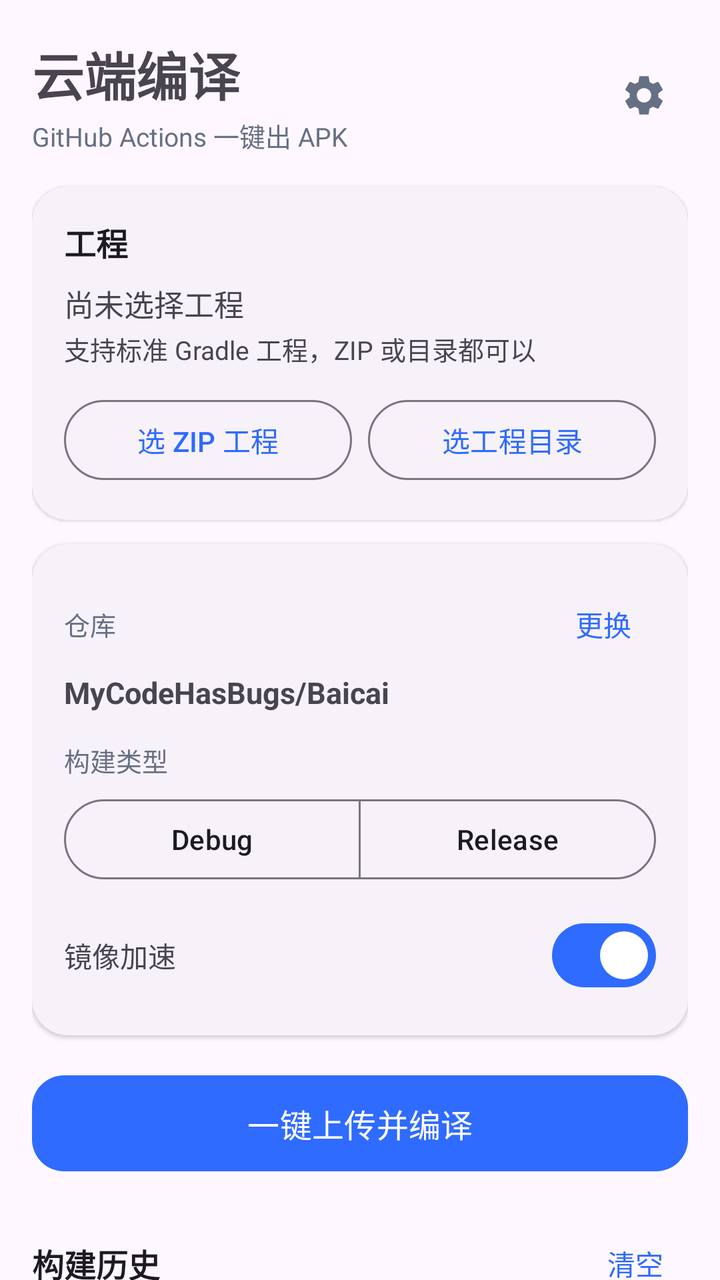
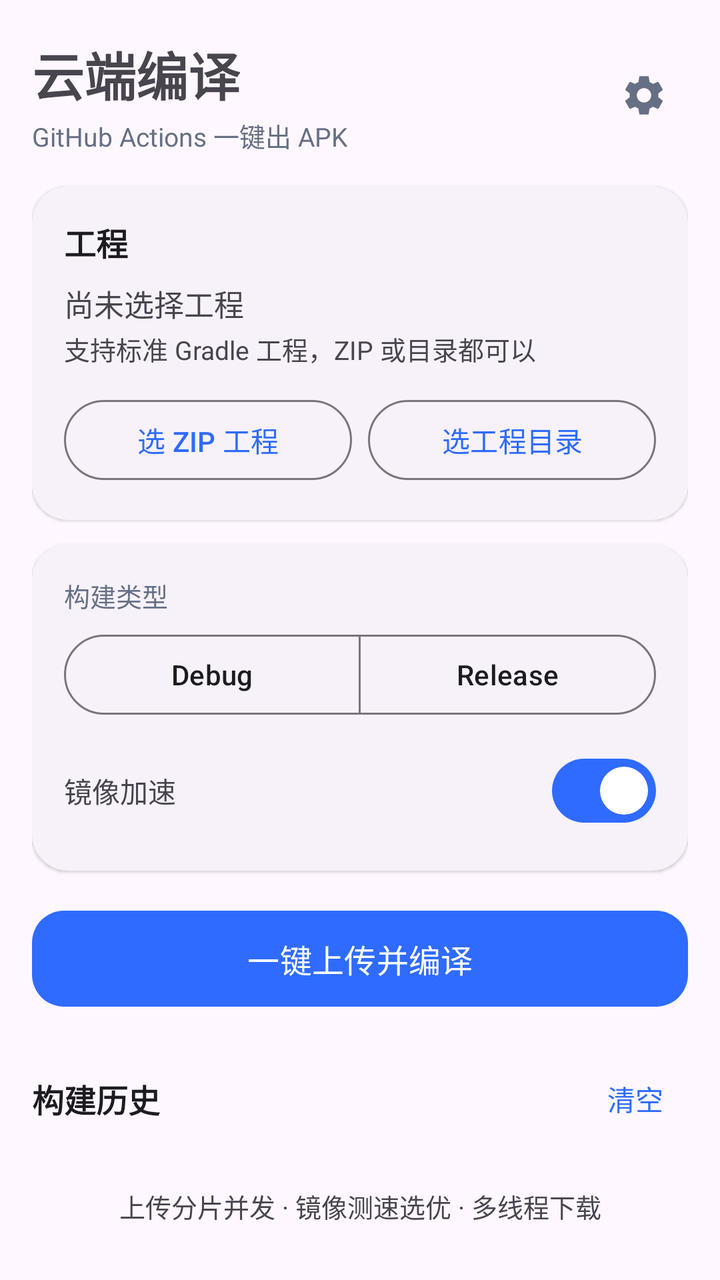

Screens rendered from an Android XML layout before and after an edit, with the pre-edit source and the edit as a unified diff.
<!-- AndroidManifest.xml: application theme Theme.CloudBuild -->
<!-- res/layout/activity_main.xml -->
<?xml version="1.0" encoding="utf-8"?>
<androidx.core.widget.NestedScrollView xmlns:android="http://schemas.android.com/apk/res/android"
    xmlns:app="http://schemas.android.com/apk/res-auto"
    android:layout_width="match_parent"
    android:layout_height="match_parent"
    android:fillViewport="true"
    android:scrollbars="none">

    <LinearLayout
        android:layout_width="match_parent"
        android:layout_height="wrap_content"
        android:orientation="vertical"
        android:paddingStart="16dp"
        android:paddingEnd="16dp"
        android:paddingTop="18dp"
        android:paddingBottom="28dp">

        <LinearLayout
            android:layout_width="match_parent"
            android:layout_height="wrap_content"
            android:gravity="center_vertical"
            android:orientation="horizontal">

            <LinearLayout
                android:layout_width="0dp"
                android:layout_height="wrap_content"
                android:layout_weight="1"
                android:orientation="vertical">

                <TextView
                    android:layout_width="wrap_content"
                    android:layout_height="wrap_content"
                    android:text="@string/app_name"
                    android:textSize="26sp"
                    android:textStyle="bold" />

                <TextView
                    android:layout_width="wrap_content"
                    android:layout_height="wrap_content"
                    android:layout_marginTop="2dp"
                    android:text="@string/app_subtitle"
                    android:textColor="@color/text_secondary"
                    android:textSize="13sp" />
            </LinearLayout>

            <ImageButton
                android:id="@+id/btnSettings"
                android:layout_width="44dp"
                android:layout_height="44dp"
                android:background="?attr/selectableItemBackgroundBorderless"
                android:contentDescription="@string/settings"
                android:padding="10dp"
                android:src="@drawable/ic_settings"
                app:tint="@color/text_secondary" />
        </LinearLayout>

        <com.google.android.material.card.MaterialCardView
            android:layout_width="match_parent"
            android:layout_height="wrap_content"
            android:layout_marginTop="16dp">

            <LinearLayout
                android:layout_width="match_parent"
                android:layout_height="wrap_content"
                android:orientation="vertical">

                <TextView
                    style="@style/Text.Section"
                    android:layout_width="wrap_content"
                    android:layout_height="wrap_content"
                    android:text="工程" />

                <TextView
                    android:id="@+id/tvProject"
                    android:layout_width="match_parent"
                    android:layout_height="wrap_content"
                    android:layout_marginTop="8dp"
                    android:text="@string/no_project"
                    android:textSize="15sp" />

                <TextView
                    android:id="@+id/tvProjectMeta"
                    style="@style/Text.Hint"
                    android:layout_width="match_parent"
                    android:layout_height="wrap_content"
                    android:layout_marginTop="2dp"
                    android:text="支持标准 Gradle 工程，ZIP 或目录都可以" />

                <LinearLayout
                    android:layout_width="match_parent"
                    android:layout_height="wrap_content"
                    android:layout_marginTop="12dp"
                    android:orientation="horizontal">

                    <com.google.android.material.button.MaterialButton
                        android:id="@+id/btnPickZip"
                        style="@style/Widget.Material3.Button.OutlinedButton"
                        android:layout_width="0dp"
                        android:layout_height="wrap_content"
                        android:layout_marginEnd="8dp"
                        android:layout_weight="1"
                        android:text="@string/pick_zip" />

                    <com.google.android.material.button.MaterialButton
                        android:id="@+id/btnPickDir"
                        style="@style/Widget.Material3.Button.OutlinedButton"
                        android:layout_width="0dp"
                        android:layout_height="wrap_content"
                        android:layout_weight="1"
                        android:text="@string/pick_dir" />
                </LinearLayout>
            </LinearLayout>
        </com.google.android.material.card.MaterialCardView>

        <com.google.android.material.card.MaterialCardView
            android:layout_width="match_parent"
            android:layout_height="wrap_content"
            android:layout_marginTop="12dp">

            <LinearLayout
                android:layout_width="match_parent"
                android:layout_height="wrap_content"
                android:orientation="vertical">

                <LinearLayout
                    android:layout_width="match_parent"
                    android:layout_height="wrap_content"
                    android:gravity="center_vertical"
                    android:orientation="horizontal">

                    <TextView
                        android:layout_width="0dp"
                        android:layout_height="wrap_content"
                        android:layout_weight="1"
                        android:text="@string/repo_label"
                        android:textColor="@color/text_secondary"
                        android:textSize="13sp" />

                    <com.google.android.material.button.MaterialButton
                        android:id="@+id/btnChangeRepo"
                        style="@style/Widget.Material3.Button.TextButton"
                        android:layout_width="wrap_content"
                        android:layout_height="wrap_content"
                        android:minWidth="0dp"
                        android:text="更换" />
                </LinearLayout>

                <TextView
                    android:id="@+id/tvRepo"
                    android:layout_width="match_parent"
                    android:layout_height="wrap_content"
                    android:text="MyCodeHasBugs/Baicai"
                    android:textSize="15sp"
                    android:textStyle="bold" />

                <TextView
                    android:layout_width="match_parent"
                    android:layout_height="wrap_content"
                    android:layout_marginTop="14dp"
                    android:text="@string/variant_label"
                    android:textColor="@color/text_secondary"
                    android:textSize="13sp" />

                <com.google.android.material.button.MaterialButtonToggleGroup
                    android:id="@+id/toggleVariant"
                    android:layout_width="match_parent"
                    android:layout_height="wrap_content"
                    android:layout_marginTop="6dp"
                    app:selectionRequired="true"
                    app:singleSelection="true">

                    <com.google.android.material.button.MaterialButton
                        android:id="@+id/btnDebug"
                        style="@style/Widget.Material3.Button.OutlinedButton"
                        android:layout_width="0dp"
                        android:layout_height="wrap_content"
                        android:layout_weight="1"
                        android:text="Debug" />

                    <com.google.android.material.button.MaterialButton
                        android:id="@+id/btnRelease"
                        style="@style/Widget.Material3.Button.OutlinedButton"
                        android:layout_width="0dp"
                        android:layout_height="wrap_content"
                        android:layout_weight="1"
                        android:text="Release" />
                </com.google.android.material.button.MaterialButtonToggleGroup>

                <LinearLayout
                    android:layout_width="match_parent"
                    android:layout_height="wrap_content"
                    android:layout_marginTop="10dp"
                    android:gravity="center_vertical"
                    android:orientation="horizontal">

                    <TextView
                        android:layout_width="0dp"
                        android:layout_height="wrap_content"
                        android:layout_weight="1"
                        android:text="@string/accelerate"
                        android:textSize="14sp" />

                    <com.google.android.material.materialswitch.MaterialSwitch
                        android:id="@+id/swAccelerate"
                        android:layout_width="wrap_content"
                        android:layout_height="wrap_content"
                        android:checked="true" />
                </LinearLayout>
            </LinearLayout>
        </com.google.android.material.card.MaterialCardView>

        <com.google.android.material.button.MaterialButton
            android:id="@+id/btnBuild"
            android:layout_width="match_parent"
            android:layout_height="56dp"
            android:layout_marginTop="16dp"
            android:text="@string/build"
            android:textSize="16sp"
            app:cornerRadius="16dp" />

        <com.google.android.material.button.MaterialButton
            android:id="@+id/btnCancel"
            style="@style/Widget.Material3.Button.OutlinedButton"
            android:layout_width="match_parent"
            android:layout_height="48dp"
            android:layout_marginTop="8dp"
            android:text="@string/cancel"
            android:visibility="gone" />

        <com.google.android.material.card.MaterialCardView
            android:id="@+id/cardProgress"
            android:layout_width="match_parent"
            android:layout_height="wrap_content"
            android:layout_marginTop="12dp"
            android:visibility="gone">

            <LinearLayout
                android:layout_width="match_parent"
                android:layout_height="wrap_content"
                android:orientation="vertical">

                <TextView
                    android:id="@+id/tvStep"
                    android:layout_width="match_parent"
                    android:layout_height="wrap_content"
                    android:text="准备中…"
                    android:textSize="15sp"
                    android:textStyle="bold" />

                <com.google.android.material.progressindicator.LinearProgressIndicator
                    android:id="@+id/progress"
                    android:layout_width="match_parent"
                    android:layout_height="wrap_content"
                    android:layout_marginTop="10dp"
                    android:max="100"
                    app:trackCornerRadius="8dp" />

                <TextView
                    android:id="@+id/tvSpeed"
                    style="@style/Text.Hint"
                    android:layout_width="match_parent"
                    android:layout_height="wrap_content"
                    android:layout_marginTop="6dp"
                    android:text="0%" />

                <TextView
                    android:id="@+id/tvLog"
                    style="@style/Text.Mono"
                    android:layout_width="match_parent"
                    android:layout_height="140dp"
                    android:layout_marginTop="8dp"
                    android:background="?attr/colorSurfaceVariant"
                    android:padding="8dp"
                    android:scrollbars="vertical"
                    android:textIsSelectable="true" />
            </LinearLayout>
        </com.google.android.material.card.MaterialCardView>

        <com.google.android.material.card.MaterialCardView
            android:id="@+id/cardResult"
            android:layout_width="match_parent"
            android:layout_height="wrap_content"
            android:layout_marginTop="12dp"
            android:visibility="gone">

            <LinearLayout
                android:layout_width="match_parent"
                android:layout_height="wrap_content"
                android:orientation="vertical">

                <TextView
                    style="@style/Text.Section"
                    android:layout_width="wrap_content"
                    android:layout_height="wrap_content"
                    android:text="构建成功" />

                <TextView
                    android:id="@+id/tvApkName"
                    android:layout_width="match_parent"
                    android:layout_height="wrap_content"
                    android:layout_marginTop="8dp"
                    android:textIsSelectable="true"
                    android:textSize="14sp" />

                <TextView
                    android:id="@+id/tvApkMeta"
                    style="@style/Text.Hint"
                    android:layout_width="match_parent"
                    android:layout_height="wrap_content"
                    android:layout_marginTop="2dp" />

                <LinearLayout
                    android:layout_width="match_parent"
                    android:layout_height="wrap_content"
                    android:layout_marginTop="10dp"
                    android:orientation="horizontal">

                    <com.google.android.material.button.MaterialButton
                        android:id="@+id/btnInstall"
                        android:layout_width="0dp"
                        android:layout_height="wrap_content"
                        android:layout_marginEnd="8dp"
                        android:layout_weight="1"
                        android:text="@string/install" />

                    <com.google.android.material.button.MaterialButton
                        android:id="@+id/btnShare"
                        style="@style/Widget.Material3.Button.OutlinedButton"
                        android:layout_width="0dp"
                        android:layout_height="wrap_content"
                        android:layout_weight="1"
                        android:text="@string/share" />
                </LinearLayout>

                <TextView
                    android:id="@+id/tvRunLink"
                    style="@style/Text.Hint"
                    android:layout_width="match_parent"
                    android:layout_height="wrap_content"
                    android:layout_marginTop="8dp"
                    android:textIsSelectable="true" />
            </LinearLayout>
        </com.google.android.material.card.MaterialCardView>

        <LinearLayout
            android:layout_width="match_parent"
            android:layout_height="wrap_content"
            android:layout_marginTop="18dp"
            android:gravity="center_vertical"
            android:orientation="horizontal">

            <TextView
                style="@style/Text.Section"
                android:layout_width="0dp"
                android:layout_height="wrap_content"
                android:layout_weight="1"
                android:text="@string/history" />

            <com.google.android.material.button.MaterialButton
                android:id="@+id/btnClearHistory"
                style="@style/Widget.Material3.Button.TextButton"
                android:layout_width="wrap_content"
                android:layout_height="wrap_content"
                android:minWidth="0dp"
                android:text="清空" />
        </LinearLayout>

        <LinearLayout
            android:id="@+id/historyContainer"
            android:layout_width="match_parent"
            android:layout_height="wrap_content"
            android:orientation="vertical" />

        <TextView
            style="@style/Text.Hint"
            android:layout_width="match_parent"
            android:layout_height="wrap_content"
            android:layout_marginTop="20dp"
            android:gravity="center"
            android:text="上传分片并发 · 镜像测速选优 · 多线程下载" />
    </LinearLayout>
</androidx.core.widget.NestedScrollView>
<!-- resources referenced by this layout -->
<resources>
  <color name="text_secondary">#667085</color>
  <!-- drawable ic_settings (drawable) -->
  <?xml version="1.0" encoding="utf-8"?>
  <vector xmlns:android="http://schemas.android.com/apk/res/android"
      android:width="24dp"
      android:height="24dp"
      android:viewportWidth="24"
      android:viewportHeight="24">
      <path
          android:fillColor="#FF000000"
          android:pathData="M19.14,12.94c0.04,-0.3 0.06,-0.61 0.06,-0.94c0,-0.32 -0.02,-0.64 -0.07,-0.94l2.03,-1.58c0.18,-0.14 0.23,-0.41 0.12,-0.61l-1.92,-3.32c-0.12,-0.22 -0.37,-0.29 -0.59,-0.22l-2.39,0.96c-0.5,-0.38 -1.03,-0.7 -1.62,-0.94L14.4,2.81c-0.04,-0.24 -0.24,-0.41 -0.48,-0.41h-3.84c-0.24,0 -0.43,0.17 -0.47,0.41L9.25,5.35C8.66,5.59 8.12,5.92 7.63,6.29L5.24,5.33c-0.22,-0.08 -0.47,0 -0.59,0.22L2.74,8.87C2.62,9.08 2.66,9.34 2.86,9.48l2.03,1.58C4.84,11.36 4.8,11.69 4.8,12s0.02,0.64 0.07,0.94l-2.03,1.58c-0.18,0.14 -0.23,0.41 -0.12,0.61l1.92,3.32c0.12,0.22 0.37,0.29 0.59,0.22l2.39,-0.96c0.5,0.38 1.03,0.7 1.62,0.94l0.36,2.54c0.05,0.24 0.24,0.41 0.48,0.41h3.84c0.24,0 0.44,-0.17 0.47,-0.41l0.36,-2.54c0.59,-0.24 1.13,-0.56 1.62,-0.94l2.39,0.96c0.22,0.08 0.47,0 0.59,-0.22l1.92,-3.32c0.12,-0.22 0.07,-0.47 -0.12,-0.61L19.14,12.94zM12,15.6c-1.98,0 -3.6,-1.62 -3.6,-3.6s1.62,-3.6 3.6,-3.6s3.6,1.62 3.6,3.6S13.98,15.6 12,15.6z" />
  </vector>
  <string name="accelerate">镜像加速</string>
  <string name="app_name">云端编译</string>
  <string name="app_subtitle">GitHub Actions 一键出 APK</string>
  <string name="build">一键上传并编译</string>
  <string name="cancel">取消</string>
  <string name="history">构建历史</string>
  <string name="install">安装 APK</string>
  <string name="no_project">尚未选择工程</string>
  <string name="pick_dir">选工程目录</string>
  <string name="pick_zip">选 ZIP 工程</string>
  <string name="repo_label">仓库</string>
  <string name="settings">设置</string>
  <string name="share">导出 / 分享</string>
  <string name="variant_label">构建类型</string>
  <style name="Text.Hint" parent="">
          <item name="android:textSize">13sp</item>
          <item name="android:textColor">?attr/colorOnSurfaceVariant</item>
      </style>
  <style name="Text.Mono" parent="">
          <item name="android:fontFamily">monospace</item>
          <item name="android:textSize">11sp</item>
          <item name="android:textColor">?attr/colorOnSurfaceVariant</item>
      </style>
  <style name="Text.Section" parent="">
          <item name="android:textSize">16sp</item>
          <item name="android:textStyle">bold</item>
          <item name="android:textColor">?attr/colorOnSurface</item>
      </style>
  <style name="Theme.CloudBuild" parent="Theme.Material3.DayNight.NoActionBar">
          <item name="colorPrimary">@color/brand</item>
          <item name="colorOnPrimary">#FFFFFF</item>
          <item name="colorSecondary">@color/brand_dark</item>
          <item name="android:statusBarColor">@android:color/transparent</item>
          <item name="android:windowLightStatusBar">true</item>
          <item name="android:windowBackground">?attr/colorSurface</item>
          <item name="materialCardViewStyle">@style/Widget.CloudBuild.Card</item>
      </style>
  <color name="brand">#2F6BFF</color>
  <color name="brand_dark">#1E4FD8</color>
  <style name="Widget.CloudBuild.Card" parent="Widget.Material3.CardView.Elevated">
          <item name="cardCornerRadius">18dp</item>
          <item name="cardElevation">1dp</item>
          <item name="contentPadding">16dp</item>
      </style>
</resources>

<!-- the commit's change to res/layout/activity_main.xml (unified diff, before → after) -->
@@ -122,41 +122,9 @@
                 android:layout_height="wrap_content"
                 android:orientation="vertical">
 
-                <LinearLayout
-                    android:layout_width="match_parent"
-                    android:layout_height="wrap_content"
-                    android:gravity="center_vertical"
-                    android:orientation="horizontal">
-
-                    <TextView
-                        android:layout_width="0dp"
-                        android:layout_height="wrap_content"
-                        android:layout_weight="1"
-                        android:text="@string/repo_label"
-                        android:textColor="@color/text_secondary"
-                        android:textSize="13sp" />
-
-                    <com.google.android.material.button.MaterialButton
-                        android:id="@+id/btnChangeRepo"
-                        style="@style/Widget.Material3.Button.TextButton"
-                        android:layout_width="wrap_content"
-                        android:layout_height="wrap_content"
-                        android:minWidth="0dp"
-                        android:text="更换" />
-                </LinearLayout>
-
-                <TextView
-                    android:id="@+id/tvRepo"
-                    android:layout_width="match_parent"
-                    android:layout_height="wrap_content"
-                    android:text="MyCodeHasBugs/Baicai"
-                    android:textSize="15sp"
-                    android:textStyle="bold" />
-
-                <TextView
-                    android:layout_width="match_parent"
-                    android:layout_height="wrap_content"
-                    android:layout_marginTop="14dp"
+                <TextView
+                    android:layout_width="match_parent"
+                    android:layout_height="wrap_content"
                     android:text="@string/variant_label"
                     android:textColor="@color/text_secondary"
                     android:textSize="13sp" />
<!-- resource entries referenced after the edit -->
@@ -22,7 +22,6 @@
   <string name="no_project">尚未选择工程</string>
   <string name="pick_dir">选工程目录</string>
   <string name="pick_zip">选 ZIP 工程</string>
-  <string name="repo_label">仓库</string>
   <string name="settings">设置</string>
   <string name="share">导出 / 分享</string>
   <string name="variant_label">构建类型</string>
